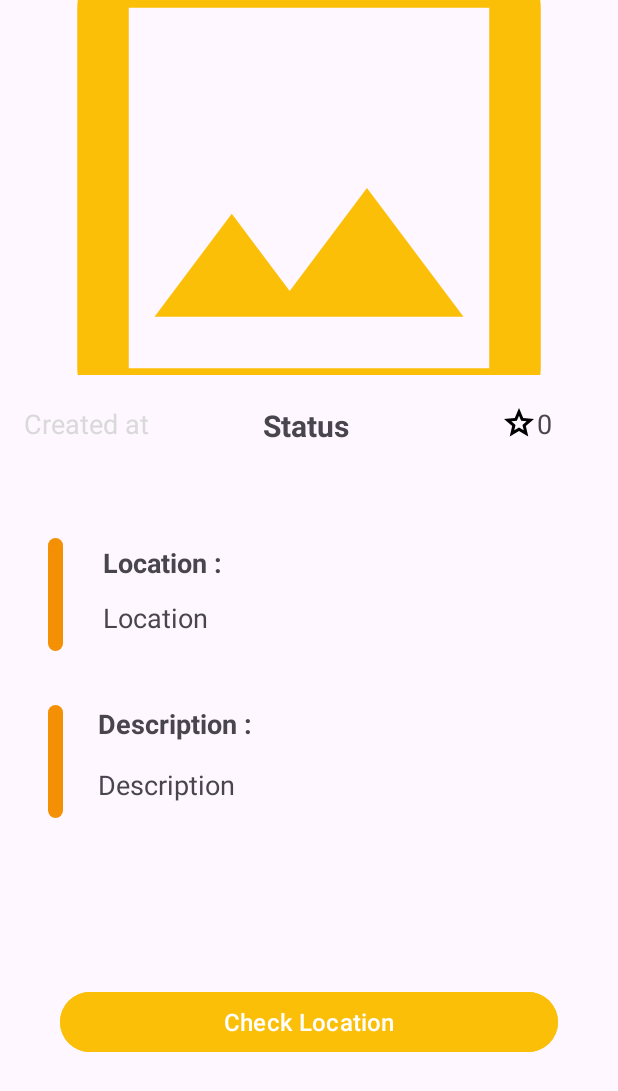
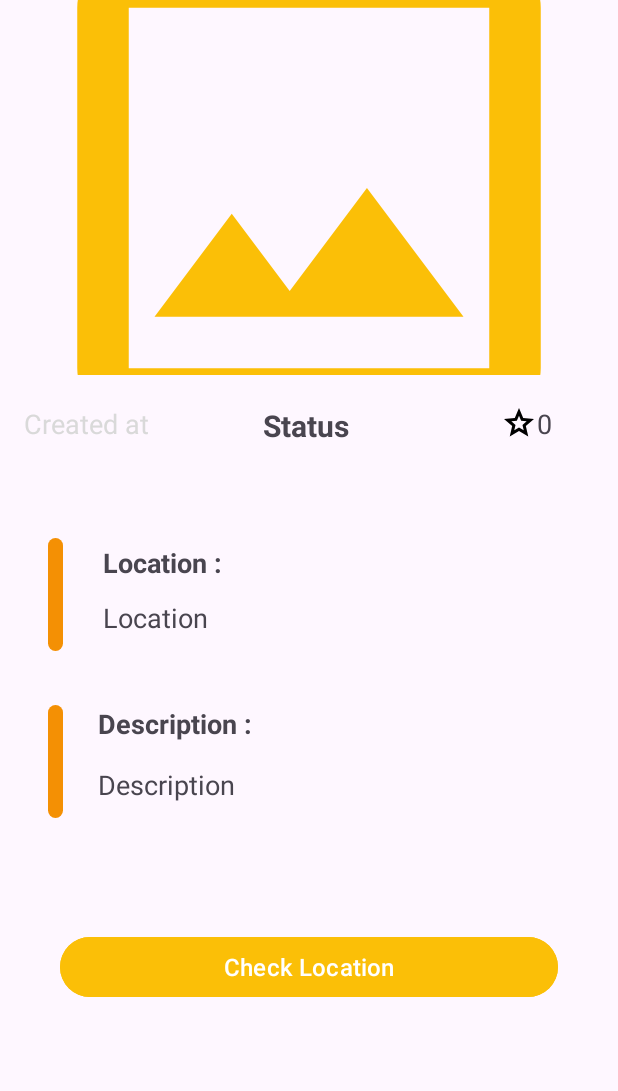
Before and after one commit to TrotoTrackApp/TrotoTrack-Mobile, an Android app: the layout activity_detail_report.xml on its own in the app's theme, with its tools: preview values and no code run, on a phone screen of 412 x 824 dp. Shown: the top 1091 px of the screen. Run offline under Robolectric (Android 15) with nearby library versions, the phone set to English and light mode, and no system bars.

Commit message:
feat: implement api for get detail report

```diff
--- a/app/src/main/java/com/trototrackapp/trototrack/ui/home/AllReportFragment.kt
+++ b/app/src/main/java/com/trototrackapp/trototrack/ui/home/AllReportFragment.kt
@@ -33,7 +33,6 @@ class AllReportFragment : Fragment() {
         inflater: LayoutInflater, container: ViewGroup?,
         savedInstanceState: Bundle?
     ): View? {
-        // Inflate the layout for this fragment
         _binding = FragmentAllReportBinding.inflate(inflater, container, false)
         val view = binding.root
 
--- a/app/src/main/java/com/trototrackapp/trototrack/ui/viewmodel/ViewModelFactory.kt
+++ b/app/src/main/java/com/trototrackapp/trototrack/ui/viewmodel/ViewModelFactory.kt
@@ -23,6 +23,8 @@ class ViewModelFactory private constructor(
             return ScanViewModel(scanRepository) as T
         } else if (modelClass.isAssignableFrom(GetReportsViewModel::class.java)) {
             return GetReportsViewModel(reportRepository) as T
+        } else if (modelClass.isAssignableFrom(DetailReportViewModel::class.java)) {
+            return DetailReportViewModel(reportRepository) as T
         }
         throw IllegalArgumentException("Unknown ViewModel class: " + modelClass.name)
     }
--- a/app/src/main/java/com/trototrackapp/trototrack/util/Utils.kt
+++ b/app/src/main/java/com/trototrackapp/trototrack/util/Utils.kt
@@ -64,7 +64,7 @@ fun createCustomTempFile(context: Context): File {
 }
 
 fun convertIso8601ToDate(isoDate: String): String {
-    val inputFormat = SimpleDateFormat("yyyy-MM-dd'T'HH:mm:ss'Z'", Locale.getDefault())
+    val inputFormat = SimpleDateFormat("yyyy-MM-dd'T'HH:mm:ss.SSS'Z'", Locale.getDefault())
     val outputFormat = SimpleDateFormat("dd-MM-yyyy", Locale.getDefault())
     val date = inputFormat.parse(isoDate)
     return outputFormat.format(date)
--- a/app/src/main/res/layout/activity_detail_report.xml
+++ b/app/src/main/res/layout/activity_detail_report.xml
@@ -130,14 +130,26 @@
         <Button
             android:layout_width="match_parent"
             android:layout_height="wrap_content"
-            android:layout_marginTop="112dp"
             android:layout_marginHorizontal="40dp"
+            android:layout_marginTop="75dp"
+            android:layout_marginBottom="25dp"
             android:backgroundTint="@color/yellow"
             android:text="Check Location"
             android:textSize="16dp"
-            app:layout_constraintTop_toBottomOf="@+id/View2"
+            app:layout_constraintBottom_toBottomOf="parent"
+            app:layout_constraintEnd_toEndOf="parent"
             app:layout_constraintStart_toStartOf="parent"
+            app:layout_constraintTop_toBottomOf="@+id/View2" />
+
+        <com.google.android.material.progressindicator.LinearProgressIndicator
+            android:id="@+id/progressIndicator"
+            android:layout_width="match_parent"
+            android:layout_height="wrap_content"
+            android:indeterminate="true"
+            android:visibility="gone"
             app:layout_constraintEnd_toEndOf="parent"
-            tools:layout_editor_absoluteX="175dp" />
+            app:layout_constraintStart_toStartOf="parent"
+            app:layout_constraintTop_toTopOf="parent" />
+
     </androidx.constraintlayout.widget.ConstraintLayout>
 </ScrollView>
```
Also changed, not shown: app/src/main/java/com/trototrackapp/trototrack/ui/adapter/GetAllReportsAdapter.kt (+8 -8 lines), app/src/main/java/com/trototrackapp/trototrack/ui/detail/DetailReportActivity.kt (+52 -2 lines), app/src/main/java/com/trototrackapp/trototrack/ui/viewmodel/DetailReportViewModel.kt (added, +10 -0 lines).
